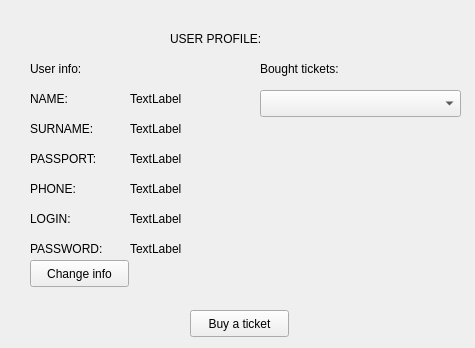
Old version of the form profile.ui in the repository AtlasKirill/airport_project.
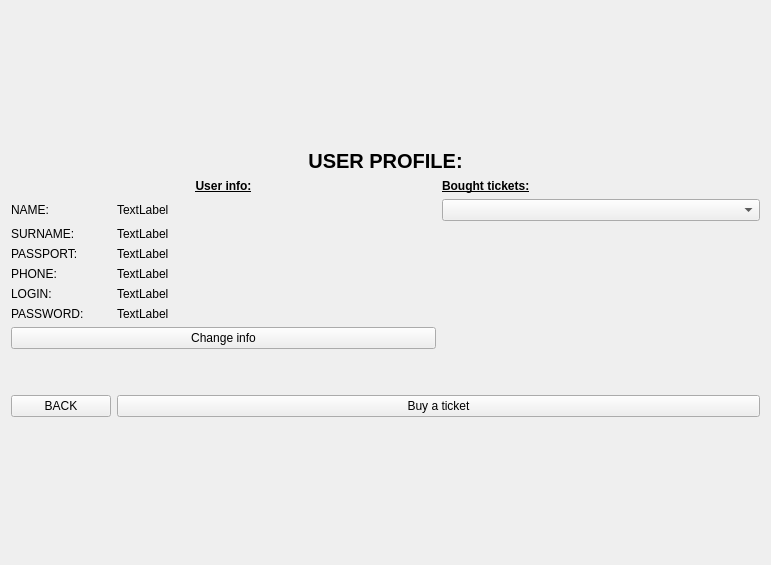
New version of the form.

```diff
--- a/profile.ui
+++ b/profile.ui
@@ -6,244 +6,242 @@
    <rect>
     <x>0</x>
     <y>0</y>
-    <width>475</width>
-    <height>348</height>
+    <width>771</width>
+    <height>565</height>
    </rect>
   </property>
   <property name="windowTitle">
    <string>Form</string>
   </property>
-  <widget class="QPushButton" name="button_buy">
-   <property name="geometry">
-    <rect>
-     <x>190</x>
-     <y>310</y>
-     <width>99</width>
-     <height>27</height>
-    </rect>
-   </property>
-   <property name="text">
-    <string>Buy a ticket</string>
-   </property>
-  </widget>
-  <widget class="QLabel" name="label">
-   <property name="geometry">
-    <rect>
-     <x>30</x>
-     <y>90</y>
-     <width>67</width>
-     <height>17</height>
-    </rect>
-   </property>
-   <property name="text">
-    <string>NAME:</string>
-   </property>
-  </widget>
-  <widget class="QLabel" name="label_2">
-   <property name="geometry">
-    <rect>
-     <x>30</x>
-     <y>120</y>
-     <width>81</width>
-     <height>17</height>
-    </rect>
-   </property>
-   <property name="text">
-    <string>SURNAME:</string>
-   </property>
-  </widget>
-  <widget class="QLabel" name="label_3">
-   <property name="geometry">
-    <rect>
-     <x>30</x>
-     <y>150</y>
-     <width>91</width>
-     <height>17</height>
-    </rect>
-   </property>
-   <property name="text">
-    <string>PASSPORT:</string>
-   </property>
-  </widget>
-  <widget class="QLabel" name="label_4">
-   <property name="geometry">
-    <rect>
-     <x>30</x>
-     <y>180</y>
-     <width>67</width>
-     <height>17</height>
-    </rect>
-   </property>
-   <property name="text">
-    <string>PHONE:</string>
-   </property>
-  </widget>
-  <widget class="QPushButton" name="button_change">
-   <property name="geometry">
-    <rect>
-     <x>30</x>
-     <y>260</y>
-     <width>99</width>
-     <height>27</height>
-    </rect>
-   </property>
-   <property name="text">
-    <string>Change info</string>
-   </property>
-  </widget>
-  <widget class="QLabel" name="label_5">
-   <property name="geometry">
-    <rect>
-     <x>170</x>
-     <y>30</y>
-     <width>121</width>
-     <height>17</height>
-    </rect>
-   </property>
-   <property name="text">
-    <string>USER PROFILE:</string>
-   </property>
-  </widget>
-  <widget class="QLabel" name="label_6">
-   <property name="geometry">
-    <rect>
-     <x>30</x>
-     <y>60</y>
-     <width>71</width>
-     <height>17</height>
-    </rect>
-   </property>
-   <property name="text">
-    <string>User info:</string>
-   </property>
-  </widget>
-  <widget class="QLabel" name="label_name">
-   <property name="geometry">
-    <rect>
-     <x>130</x>
-     <y>90</y>
-     <width>67</width>
-     <height>17</height>
-    </rect>
-   </property>
-   <property name="text">
-    <string>TextLabel</string>
-   </property>
-  </widget>
-  <widget class="QLabel" name="label_surname">
-   <property name="geometry">
-    <rect>
-     <x>130</x>
-     <y>120</y>
-     <width>67</width>
-     <height>17</height>
-    </rect>
-   </property>
-   <property name="text">
-    <string>TextLabel</string>
-   </property>
-  </widget>
-  <widget class="QLabel" name="label_passport">
-   <property name="geometry">
-    <rect>
-     <x>130</x>
-     <y>150</y>
-     <width>67</width>
-     <height>17</height>
-    </rect>
-   </property>
-   <property name="text">
-    <string>TextLabel</string>
-   </property>
-  </widget>
-  <widget class="QLabel" name="label_phone">
-   <property name="geometry">
-    <rect>
-     <x>130</x>
-     <y>180</y>
-     <width>67</width>
-     <height>17</height>
-    </rect>
-   </property>
-   <property name="text">
-    <string>TextLabel</string>
-   </property>
-  </widget>
-  <widget class="QLabel" name="label_11">
-   <property name="geometry">
-    <rect>
-     <x>260</x>
-     <y>60</y>
-     <width>111</width>
-     <height>17</height>
-    </rect>
-   </property>
-   <property name="text">
-    <string>Bought tickets:</string>
-   </property>
-  </widget>
-  <widget class="QLabel" name="label_7">
-   <property name="geometry">
-    <rect>
-     <x>30</x>
-     <y>210</y>
-     <width>67</width>
-     <height>17</height>
-    </rect>
-   </property>
-   <property name="text">
-    <string>LOGIN:</string>
-   </property>
-  </widget>
-  <widget class="QLabel" name="label_8">
-   <property name="geometry">
-    <rect>
-     <x>30</x>
-     <y>240</y>
-     <width>91</width>
-     <height>17</height>
-    </rect>
-   </property>
-   <property name="text">
-    <string>PASSWORD:</string>
-   </property>
-  </widget>
-  <widget class="QLabel" name="label_login">
-   <property name="geometry">
-    <rect>
-     <x>130</x>
-     <y>210</y>
-     <width>67</width>
-     <height>17</height>
-    </rect>
-   </property>
-   <property name="text">
-    <string>TextLabel</string>
-   </property>
-  </widget>
-  <widget class="QLabel" name="label_password">
-   <property name="geometry">
-    <rect>
-     <x>130</x>
-     <y>240</y>
-     <width>67</width>
-     <height>17</height>
-    </rect>
-   </property>
-   <property name="text">
-    <string>TextLabel</string>
-   </property>
-  </widget>
-  <widget class="QComboBox" name="comboBox_tickets">
-   <property name="geometry">
-    <rect>
-     <x>260</x>
-     <y>90</y>
-     <width>201</width>
-     <height>27</height>
-    </rect>
-   </property>
-  </widget>
+  <layout class="QGridLayout" name="gridLayout_2">
+   <item row="2" column="0">
+    <spacer name="verticalSpacer_3">
+     <property name="orientation">
+      <enum>Qt::Vertical</enum>
+     </property>
+     <property name="sizeHint" stdset="0">
+      <size>
+       <width>20</width>
+       <height>40</height>
+      </size>
+     </property>
+    </spacer>
+   </item>
+   <item row="0" column="0">
+    <spacer name="verticalSpacer_2">
+     <property name="orientation">
+      <enum>Qt::Vertical</enum>
+     </property>
+     <property name="sizeHint" stdset="0">
+      <size>
+       <width>20</width>
+       <height>40</height>
+      </size>
+     </property>
+    </spacer>
+   </item>
+   <item row="1" column="0">
+    <layout class="QGridLayout" name="gridLayout">
+     <item row="8" column="0" colspan="2">
+      <widget class="QPushButton" name="button_change">
+       <property name="text">
+        <string>Change info</string>
+       </property>
+      </widget>
+     </item>
+     <item row="5" column="1">
+      <widget class="QLabel" name="label_phone">
+       <property name="text">
+        <string>TextLabel</string>
+       </property>
+      </widget>
+     </item>
+     <item row="6" column="1">
+      <widget class="QLabel" name="label_login">
+       <property name="text">
+        <string>TextLabel</string>
+       </property>
+      </widget>
+     </item>
+     <item row="3" column="1">
+      <widget class="QLabel" name="label_surname">
+       <property name="text">
+        <string>TextLabel</string>
+       </property>
+      </widget>
+     </item>
+     <item row="4" column="0">
+      <widget class="QLabel" name="label_3">
+       <property name="text">
+        <string>PASSPORT:</string>
+       </property>
+      </widget>
+     </item>
+     <item row="3" column="0">
+      <widget class="QLabel" name="label_2">
+       <property name="text">
+        <string>SURNAME:</string>
+       </property>
+      </widget>
+     </item>
+     <item row="7" column="0">
+      <widget class="QLabel" name="label_8">
+       <property name="text">
+        <string>PASSWORD:</string>
+       </property>
+      </widget>
+     </item>
+     <item row="2" column="0">
+      <widget class="QLabel" name="label">
+       <property name="maximumSize">
+        <size>
+         <width>100</width>
+         <height>16777215</height>
+        </size>
+       </property>
+       <property name="text">
+        <string>NAME:</string>
+       </property>
+      </widget>
+     </item>
+     <item row="5" column="0">
+      <widget class="QLabel" name="label_4">
+       <property name="text">
+        <string>PHONE:</string>
+       </property>
+      </widget>
+     </item>
+     <item row="6" column="0">
+      <widget class="QLabel" name="label_7">
+       <property name="text">
+        <string>LOGIN:</string>
+       </property>
+      </widget>
+     </item>
+     <item row="2" column="1">
+      <widget class="QLabel" name="label_name">
+       <property name="minimumSize">
+        <size>
+         <width>200</width>
+         <height>0</height>
+        </size>
+       </property>
+       <property name="text">
+        <string>TextLabel</string>
+       </property>
+      </widget>
+     </item>
+     <item row="2" column="2">
+      <widget class="QComboBox" name="comboBox_tickets">
+       <property name="minimumSize">
+        <size>
+         <width>260</width>
+         <height>0</height>
+        </size>
+       </property>
+      </widget>
+     </item>
+     <item row="7" column="1">
+      <widget class="QLabel" name="label_password">
+       <property name="text">
+        <string>TextLabel</string>
+       </property>
+      </widget>
+     </item>
+     <item row="1" column="2">
+      <widget class="QLabel" name="label_11">
+       <property name="font">
+        <font>
+         <weight>75</weight>
+         <bold>true</bold>
+         <underline>true</underline>
+        </font>
+       </property>
+       <property name="text">
+        <string>Bought tickets:</string>
+       </property>
+      </widget>
+     </item>
+     <item row="4" column="1">
+      <widget class="QLabel" name="label_passport">
+       <property name="text">
+        <string>TextLabel</string>
+       </property>
+      </widget>
+     </item>
+     <item row="0" column="0" colspan="3">
+      <widget class="QLabel" name="label_5">
+       <property name="font">
+        <font>
+         <pointsize>15</pointsize>
+         <weight>75</weight>
+         <bold>true</bold>
+        </font>
+       </property>
+       <property name="text">
+        <string>USER PROFILE:</string>
+       </property>
+       <property name="alignment">
+        <set>Qt::AlignCenter</set>
+       </property>
+      </widget>
+     </item>
+     <item row="9" column="0" colspan="3">
+      <spacer name="verticalSpacer">
+       <property name="orientation">
+        <enum>Qt::Vertical</enum>
+       </property>
+       <property name="sizeHint" stdset="0">
+        <size>
+         <width>20</width>
+         <height>40</height>
+        </size>
+       </property>
+      </spacer>
+     </item>
+     <item row="1" column="0" colspan="2">
+      <widget class="QLabel" name="label_6">
+       <property name="font">
+        <font>
+         <weight>75</weight>
+         <bold>true</bold>
+         <underline>true</underline>
+         <strikeout>false</strikeout>
+        </font>
+       </property>
+       <property name="text">
+        <string>User info:</string>
+       </property>
+       <property name="alignment">
+        <set>Qt::AlignCenter</set>
+       </property>
+      </widget>
+     </item>
+     <item row="10" column="0">
+      <widget class="QPushButton" name="backButton">
+       <property name="text">
+        <string>BACK</string>
+       </property>
+      </widget>
+     </item>
+     <item row="10" column="1" colspan="2">
+      <widget class="QPushButton" name="button_buy">
+       <property name="sizePolicy">
+        <sizepolicy hsizetype="Minimum" vsizetype="Fixed">
+         <horstretch>0</horstretch>
+         <verstretch>0</verstretch>
+        </sizepolicy>
+       </property>
+       <property name="text">
+        <string>Buy a ticket</string>
+       </property>
+      </widget>
+     </item>
+    </layout>
+   </item>
+  </layout>
+  <zorder>verticalSpacer_2</zorder>
+  <zorder>verticalSpacer_3</zorder>
  </widget>
  <resources/>
  <connections/>
```
